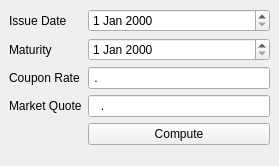
Before: the Qt Designer form BondForm.ui in kqtran1/QtTest, drawn with Qt 5.
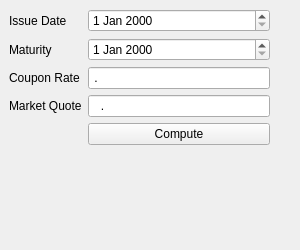
After: the same form once the commit is applied.

Diff of the .ui file:
```diff
--- a/BondForm.ui
+++ b/BondForm.ui
@@ -6,8 +6,8 @@
    <rect>
     <x>0</x>
     <y>0</y>
-    <width>279</width>
-    <height>166</height>
+    <width>300</width>
+    <height>250</height>
    </rect>
   </property>
   <property name="sizePolicy">
@@ -16,6 +16,12 @@
     <verstretch>0</verstretch>
    </sizepolicy>
   </property>
+  <property name="minimumSize">
+   <size>
+    <width>300</width>
+    <height>250</height>
+   </size>
+  </property>
   <property name="windowTitle">
    <string>BondForm</string>
   </property>
```
Left out of the diff: 2 changed lines with no effect on the pictures.
